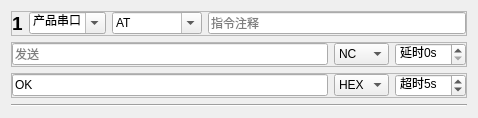
Qt form test_item_interface.ui (m-RNA/labview-ini-editor) before a commit.
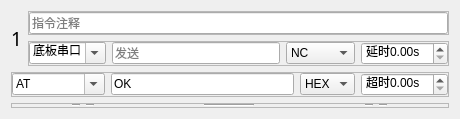
The same form after that commit.

Commit message: Add：配置文件的命令注释功能

The edit to the form file:
```diff
--- a/test_item_interface.ui
+++ b/test_item_interface.ui
@@ -6,15 +6,33 @@
    <rect>
     <x>0</x>
     <y>0</y>
-    <width>478</width>
-    <height>105</height>
+    <width>460</width>
+    <height>115</height>
    </rect>
   </property>
   <property name="windowTitle">
    <string>Form</string>
   </property>
-  <layout class="QVBoxLayout" name="verticalLayout">
-   <item>
+  <layout class="QGridLayout" name="gridLayout">
+   <item row="0" column="0" rowspan="2">
+    <widget class="QLabel" name="lbIndex">
+     <property name="font">
+      <font>
+       <family>阿里巴巴普惠体 M</family>
+       <pointsize>14</pointsize>
+       <weight>50</weight>
+       <bold>false</bold>
+      </font>
+     </property>
+     <property name="toolTip">
+      <string>序号</string>
+     </property>
+     <property name="text">
+      <string>1</string>
+     </property>
+    </widget>
+   </item>
+   <item row="0" column="1">
     <widget class="QFrame" name="frame_3">
      <property name="frameShape">
       <enum>QFrame::StyledPanel</enum>
@@ -36,24 +54,62 @@
        <number>0</number>
       </property>
       <item>
-       <widget class="QLabel" name="lbIndex">
-        <property name="font">
-         <font>
-          <pointsize>14</pointsize>
-          <weight>75</weight>
-          <bold>true</bold>
-         </font>
+       <widget class="QLineEdit" name="leBrief">
+        <property name="sizePolicy">
+         <sizepolicy hsizetype="Expanding" vsizetype="Fixed">
+          <horstretch>1</horstretch>
+          <verstretch>0</verstretch>
+         </sizepolicy>
+        </property>
+        <property name="minimumSize">
+         <size>
+          <width>0</width>
+          <height>0</height>
+         </size>
         </property>
         <property name="toolTip">
-         <string>序号</string>
+         <string>指令注释</string>
         </property>
         <property name="text">
-         <string>1</string>
+         <string/>
+        </property>
+        <property name="placeholderText">
+         <string>指令注释</string>
         </property>
        </widget>
       </item>
+     </layout>
+    </widget>
+   </item>
+   <item row="1" column="1">
+    <widget class="QFrame" name="frame">
+     <property name="frameShape">
+      <enum>QFrame::StyledPanel</enum>
+     </property>
+     <property name="frameShadow">
+      <enum>QFrame::Raised</enum>
+     </property>
+     <layout class="QHBoxLayout" name="horizontalLayout">
+      <property name="leftMargin">
+       <number>0</number>
+      </property>
+      <property name="topMargin">
+       <number>0</number>
+      </property>
+      <property name="rightMargin">
+       <number>0</number>
+      </property>
+      <property name="bottomMargin">
+       <number>0</number>
+      </property>
       <item>
        <widget class="QComboBox" name="cbComName">
+        <property name="minimumSize">
+         <size>
+          <width>0</width>
+          <height>0</height>
+         </size>
+        </property>
         <property name="toolTip">
          <string>端口选择</string>
         </property>
@@ -61,7 +117,7 @@
          <bool>true</bool>
         </property>
         <property name="currentIndex">
-         <number>1</number>
+         <number>0</number>
         </property>
         <item>
          <property name="text">
@@ -78,111 +134,13 @@
           <string>主机串口</string>
          </property>
         </item>
-       </widget>
-      </item>
-      <item>
-       <widget class="QComboBox" name="cbTestType">
-        <property name="sizePolicy">
-         <sizepolicy hsizetype="Minimum" vsizetype="Fixed">
-          <horstretch>0</horstretch>
-          <verstretch>0</verstretch>
-         </sizepolicy>
-        </property>
-        <property name="toolTip">
-         <string>解析方式：AT、AT1、68、串口查询真、串口查询假、单按钮弹框、双按钮弹框</string>
-        </property>
-        <property name="editable">
-         <bool>true</bool>
-        </property>
-        <property name="currentIndex">
-         <number>0</number>
-        </property>
         <item>
          <property name="text">
-          <string>AT</string>
+          <string>下载串口</string>
          </property>
         </item>
-        <item>
-         <property name="text">
-          <string>AT1</string>
-         </property>
-        </item>
-        <item>
-         <property name="text">
-          <string>68</string>
-         </property>
-        </item>
-        <item>
-         <property name="text">
-          <string>串口查询真</string>
-         </property>
-        </item>
-        <item>
-         <property name="text">
-          <string>串口查询假</string>
-         </property>
-        </item>
-        <item>
-         <property name="text">
-          <string>单按钮弹框</string>
-         </property>
-        </item>
-        <item>
-         <property name="text">
-          <string>双按钮弹框</string>
-         </property>
-        </item>
        </widget>
       </item>
-      <item>
-       <widget class="QLineEdit" name="leComment">
-        <property name="sizePolicy">
-         <sizepolicy hsizetype="Expanding" vsizetype="Fixed">
-          <horstretch>1</horstretch>
-          <verstretch>0</verstretch>
-         </sizepolicy>
-        </property>
-        <property name="minimumSize">
-         <size>
-          <width>0</width>
-          <height>0</height>
-         </size>
-        </property>
-        <property name="toolTip">
-         <string>指令注释</string>
-        </property>
-        <property name="text">
-         <string/>
-        </property>
-        <property name="placeholderText">
-         <string>指令注释</string>
-        </property>
-       </widget>
-      </item>
-     </layout>
-    </widget>
-   </item>
-   <item>
-    <widget class="QFrame" name="frame">
-     <property name="frameShape">
-      <enum>QFrame::StyledPanel</enum>
-     </property>
-     <property name="frameShadow">
-      <enum>QFrame::Raised</enum>
-     </property>
-     <layout class="QHBoxLayout" name="horizontalLayout">
-      <property name="leftMargin">
-       <number>0</number>
-      </property>
-      <property name="topMargin">
-       <number>0</number>
-      </property>
-      <property name="rightMargin">
-       <number>0</number>
-      </property>
-      <property name="bottomMargin">
-       <number>0</number>
-      </property>
       <item>
        <widget class="QLineEdit" name="leTx">
         <property name="sizePolicy">
@@ -238,18 +196,18 @@
         </item>
         <item>
          <property name="text">
-          <string>\r\n</string>
+          <string>&lt;\r\n&gt;</string>
          </property>
         </item>
         <item>
          <property name="text">
-          <string>HEX</string>
+          <string>&lt;HEX&gt;</string>
          </property>
         </item>
        </widget>
       </item>
       <item>
-       <widget class="QSpinBox" name="spbxDelay">
+       <widget class="QDoubleSpinBox" name="spbxDelay">
         <property name="sizePolicy">
          <sizepolicy hsizetype="Preferred" vsizetype="Fixed">
           <horstretch>0</horstretch>
@@ -265,21 +223,21 @@
         <property name="toolTip">
          <string>命令发送延时时间</string>
         </property>
-        <property name="suffix">
-         <string>s</string>
-        </property>
         <property name="prefix">
          <string>延时</string>
         </property>
-        <property name="maximum">
-         <number>99</number>
+        <property name="suffix">
+         <string>s</string>
+        </property>
+        <property name="decimals">
+         <number>2</number>
         </property>
        </widget>
       </item>
      </layout>
     </widget>
    </item>
-   <item>
+   <item row="2" column="0" colspan="2">
     <widget class="QFrame" name="frame_2">
      <property name="frameShape">
       <enum>QFrame::StyledPanel</enum>
@@ -300,6 +258,66 @@
       <property name="bottomMargin">
        <number>0</number>
       </property>
+      <item>
+       <widget class="QComboBox" name="cbTestType">
+        <property name="sizePolicy">
+         <sizepolicy hsizetype="Minimum" vsizetype="Fixed">
+          <horstretch>0</horstretch>
+          <verstretch>0</verstretch>
+         </sizepolicy>
+        </property>
+        <property name="minimumSize">
+         <size>
+          <width>93</width>
+          <height>0</height>
+         </size>
+        </property>
+        <property name="toolTip">
+         <string>解析方式：AT、AT1、68、串口查询真、串口查询假、单按钮弹框、双按钮弹框</string>
+        </property>
+        <property name="editable">
+         <bool>true</bool>
+        </property>
+        <property name="currentIndex">
+         <number>0</number>
+        </property>
+        <item>
+         <property name="text">
+          <string>AT</string>
+         </property>
+        </item>
+        <item>
+         <property name="text">
+          <string>AT1</string>
+         </property>
+        </item>
+        <item>
+         <property name="text">
+          <string>68</string>
+         </property>
+        </item>
+        <item>
+         <property name="text">
+          <string>串口查询真</string>
+         </property>
+        </item>
+        <item>
+         <property name="text">
+          <string>串口查询假</string>
+         </property>
+        </item>
+        <item>
+         <property name="text">
+          <string>单按钮弹框</string>
+         </property>
+        </item>
+        <item>
+         <property name="text">
+          <string>双按钮弹框</string>
+         </property>
+        </item>
+       </widget>
+      </item>
       <item>
        <widget class="QLineEdit" name="leRx">
         <property name="sizePolicy">
@@ -352,7 +370,7 @@
        </widget>
       </item>
       <item>
-       <widget class="QSpinBox" name="spbxTimeout">
+       <widget class="QDoubleSpinBox" name="spbxTimeout">
         <property name="sizePolicy">
          <sizepolicy hsizetype="Preferred" vsizetype="Fixed">
           <horstretch>0</horstretch>
@@ -362,28 +380,171 @@
         <property name="toolTip">
          <string>数据接收超时时间</string>
         </property>
-        <property name="suffix">
-         <string>s</string>
-        </property>
         <property name="prefix">
          <string>超时</string>
         </property>
-        <property name="maximum">
-         <number>99</number>
+        <property name="suffix">
+         <string>s</string>
         </property>
-        <property name="value">
-         <number>5</number>
+        <property name="decimals">
+         <number>2</number>
         </property>
        </widget>
       </item>
      </layout>
     </widget>
    </item>
-   <item>
-    <widget class="Line" name="line">
-     <property name="orientation">
-      <enum>Qt::Horizontal</enum>
+   <item row="3" column="0" colspan="2">
+    <widget class="QFrame" name="frame_4">
+     <property name="toolTip">
+      <string>可以拖拽</string>
      </property>
+     <property name="frameShape">
+      <enum>QFrame::StyledPanel</enum>
+     </property>
+     <property name="frameShadow">
+      <enum>QFrame::Raised</enum>
+     </property>
+     <layout class="QHBoxLayout" name="horizontalLayout_4">
+      <property name="leftMargin">
+       <number>0</number>
+      </property>
+      <property name="topMargin">
+       <number>0</number>
+      </property>
+      <property name="rightMargin">
+       <number>0</number>
+      </property>
+      <property name="bottomMargin">
+       <number>0</number>
+      </property>
+      <item>
+       <spacer name="horizontalSpacer">
+        <property name="orientation">
+         <enum>Qt::Horizontal</enum>
+        </property>
+        <property name="sizeHint" stdset="0">
+         <size>
+          <width>110</width>
+          <height>0</height>
+         </size>
+        </property>
+       </spacer>
+      </item>
+      <item>
+       <widget class="Line" name="line">
+        <property name="minimumSize">
+         <size>
+          <width>8</width>
+          <height>0</height>
+         </size>
+        </property>
+        <property name="orientation">
+         <enum>Qt::Horizontal</enum>
+        </property>
+       </widget>
+      </item>
+      <item>
+       <widget class="Line" name="line_3">
+        <property name="minimumSize">
+         <size>
+          <width>8</width>
+          <height>0</height>
+         </size>
+        </property>
+        <property name="orientation">
+         <enum>Qt::Horizontal</enum>
+        </property>
+       </widget>
+      </item>
+      <item>
+       <spacer name="horizontalSpacer_3">
+        <property name="orientation">
+         <enum>Qt::Horizontal</enum>
+        </property>
+        <property name="sizeHint" stdset="0">
+         <size>
+          <width>154</width>
+          <height>0</height>
+         </size>
+        </property>
+       </spacer>
+      </item>
+      <item>
+       <widget class="Line" name="line_2">
+        <property name="minimumSize">
+         <size>
+          <width>50</width>
+          <height>0</height>
+         </size>
+        </property>
+        <property name="frameShadow">
+         <enum>QFrame::Sunken</enum>
+        </property>
+        <property name="lineWidth">
+         <number>1</number>
+        </property>
+        <property name="midLineWidth">
+         <number>0</number>
+        </property>
+        <property name="orientation">
+         <enum>Qt::Horizontal</enum>
+        </property>
+       </widget>
+      </item>
+      <item>
+       <spacer name="horizontalSpacer_4">
+        <property name="orientation">
+         <enum>Qt::Horizontal</enum>
+        </property>
+        <property name="sizeHint" stdset="0">
+         <size>
+          <width>154</width>
+          <height>0</height>
+         </size>
+        </property>
+       </spacer>
+      </item>
+      <item>
+       <widget class="Line" name="line_4">
+        <property name="minimumSize">
+         <size>
+          <width>8</width>
+          <height>0</height>
+         </size>
+        </property>
+        <property name="orientation">
+         <enum>Qt::Horizontal</enum>
+        </property>
+       </widget>
+      </item>
+      <item>
+       <widget class="Line" name="line_5">
+        <property name="minimumSize">
+         <size>
+          <width>8</width>
+          <height>0</height>
+         </size>
+        </property>
+        <property name="orientation">
+         <enum>Qt::Horizontal</enum>
+        </property>
+       </widget>
+      </item>
+      <item>
+       <spacer name="horizontalSpacer_2">
+        <property name="orientation">
+         <enum>Qt::Horizontal</enum>
+        </property>
+        <property name="sizeHint" stdset="0">
+         <size>
+          <width>111</width>
+          <height>0</height>
+         </size>
+        </property>
+       </spacer>
+      </item>
+     </layout>
     </widget>
    </item>
   </layout>
```
The commit also changes 4 other files.
